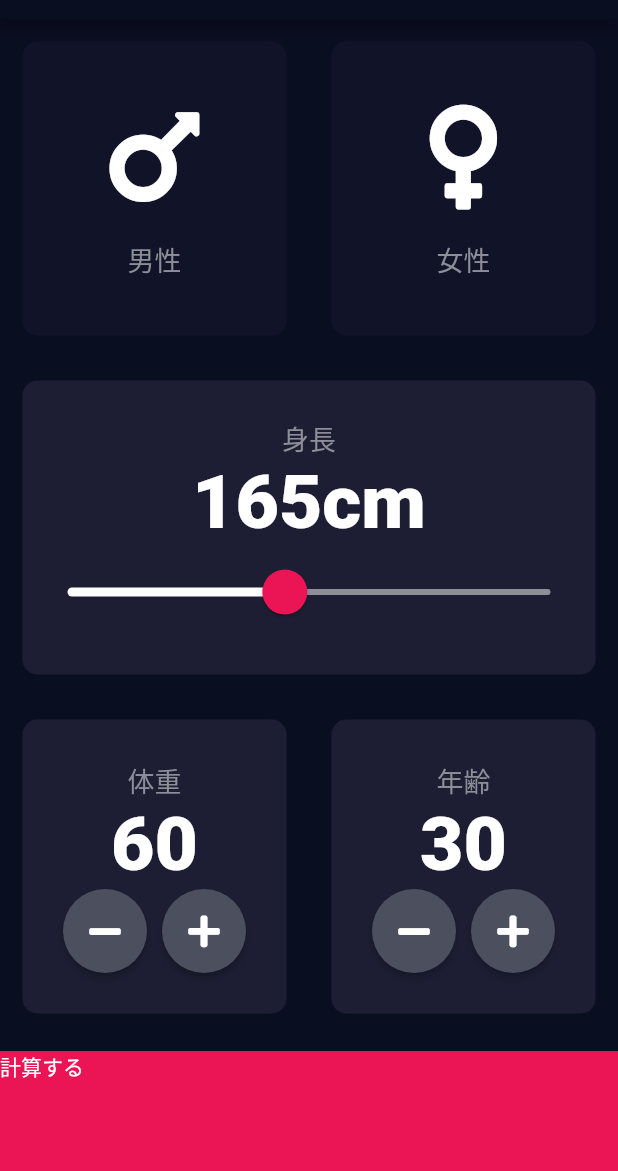
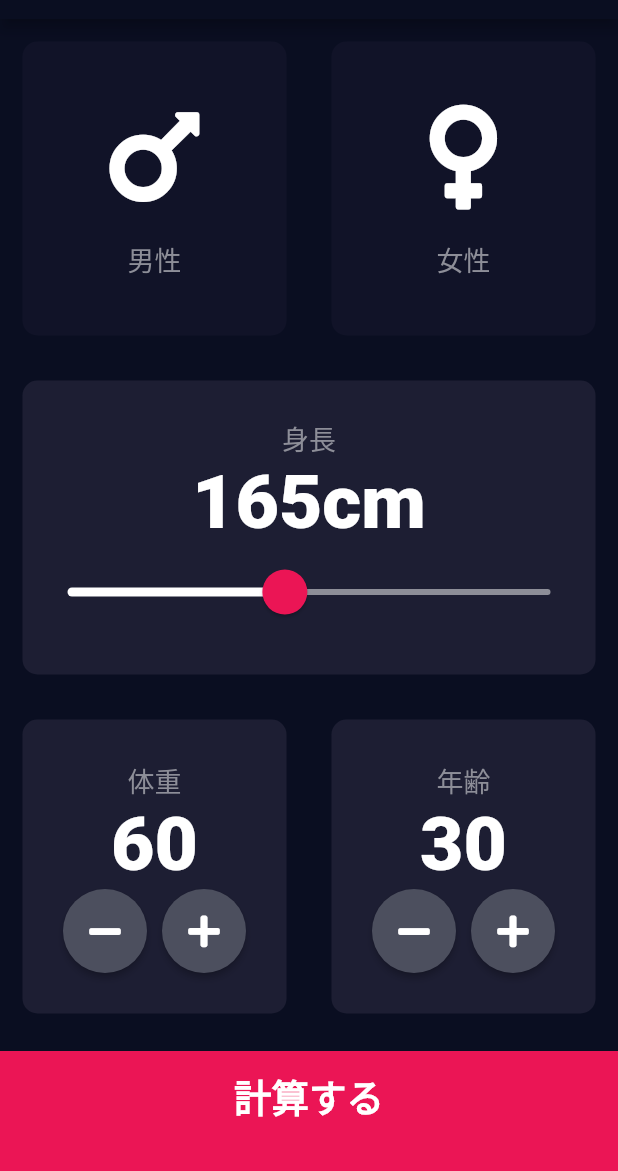
Before and after one commit to ryuji26/pfc_balance_app, a Flutter app: the screen it shows after launch, on a phone screen of 412 x 824 dp, the part 65-1236 px from its top. Run offline on Flutter 3.47's test engine with Material 2 defaults, Android fonts, the phone set to English and light mode, and no system bars; our stand-ins replace font_awesome_flutter.

Commit message:
finish BMI app

```diff
--- /dev/null
+++ b/lib/components/bottom_button.dart
@@ -0,0 +1,29 @@
+import 'package:flutter/material.dart';
+import '../constants.dart';
+
+class BottomButton extends StatelessWidget {
+  BottomButton({@required this.onTap, @required this.buttonTitle});
+
+  final Function onTap;
+  final String buttonTitle;
+
+  @override
+  Widget build(BuildContext context) {
+    return GestureDetector(
+      onTap: onTap,
+      child: Container(
+        child: Center(
+          child: Text(
+            buttonTitle,
+            style: kLargeButtonTextStyle,
+          ),
+        ),
+        color: kBottomContainerColour,
+        margin: EdgeInsets.only(top: 10.0),
+        padding: EdgeInsets.only(bottom: 20.0),
+        width: double.infinity,
+        height: kBottomContainerHeight,
+      ),
+    );
+  }
+}
--- a/lib/icon_content.dart
+++ b/lib/components/icon_content.dart
@@ -1,5 +1,5 @@
 import 'package:flutter/material.dart';
-import 'constants.dart';
+import '../constants.dart';
 
 const labelTextStyle = TextStyle(
   fontSize: 18.0,
--- /dev/null
+++ b/lib/components/rounds_icon_button.dart
@@ -0,0 +1,22 @@
+import 'package:flutter/material.dart';
+
+class RoundIconButton extends StatelessWidget {
+  RoundIconButton({@required this.icon, @required this.onPressed});
+
+  final IconData icon;
+  final Function onPressed;
+
+  @override
+  Widget build(BuildContext context) {
+    return RawMaterialButton(
+      child: Icon(icon),
+      onPressed: onPressed,
+      constraints: BoxConstraints.tightFor(
+        width: 56.0,
+        height: 56.0,
+      ),
+      shape: CircleBorder(),
+      fillColor: Color(0xFF4c4f5e),
+    );
+  }
+}
--- a/lib/main.dart
+++ b/lib/main.dart
@@ -1,5 +1,5 @@
 import 'package:flutter/material.dart';
-import 'input_page.dart';
+import 'screens/input_page.dart';
 
 void main() => runApp(PFCBalance());
 
--- a/lib/input_page.dart
+++ b/lib/screens/input_page.dart
@@ -1,12 +1,14 @@
 import 'dart:ui';
-
 import 'package:flutter/cupertino.dart';
 import 'package:flutter/material.dart';
 import 'package:font_awesome_flutter/font_awesome_flutter.dart';
-import 'package:pfc_balance_app/results_page.dart';
-import 'icon_content.dart';
-import 'reusable_card.dart';
-import 'constants.dart';
+import 'package:pfc_balance_app/components/reusable_card.dart';
+import 'package:pfc_balance_app/screens/results_page.dart';
+import '../components/icon_content.dart';
+import '../constants.dart';
+import '../components/bottom_button.dart';
+import '../components/rounds_icon_button.dart';
+import 'package:pfc_balance_app/calculator_brain.dart';
 
 enum Gender {
   male,
@@ -235,42 +237,24 @@ class _InputPageState extends State<InputPage> {
               ),
             ],
           )),
-          GestureDetector(
+          BottomButton(
+            buttonTitle: '計算する',
             onTap: () {
-              Navigator.push(context,
-                  MaterialPageRoute(builder: (context) => ResultsPage()));
+              CalculatorBrain calc =
+                  CalculatorBrain(height: height, weight: weight);
+
+              Navigator.push(
+                  context,
+                  MaterialPageRoute(
+                      builder: (context) => ResultsPage(
+                            bmiResult: calc.calculateBMI(),
+                            resultText: calc.getResult(),
+                            interpretation: calc.getInterpretation(),
+                          )));
             },
-            child: Container(
-              child: Text('計算する'),
-              color: kBottomContainerColour,
-              margin: EdgeInsets.only(top: 10.0),
-              width: double.infinity,
-              height: kBottomContainerHeight,
-            ),
           ),
         ],
       ),
     );
   }
 }
-
-class RoundIconButton extends StatelessWidget {
-  RoundIconButton({@required this.icon, @required this.onPressed});
-
-  final IconData icon;
-  final Function onPressed;
-
-  @override
-  Widget build(BuildContext context) {
-    return RawMaterialButton(
-      child: Icon(icon),
-      onPressed: onPressed,
-      constraints: BoxConstraints.tightFor(
-        width: 56.0,
-        height: 56.0,
-      ),
-      shape: CircleBorder(),
-      fillColor: Color(0xFF4c4f5e),
-    );
-  }
-}
```
Also changed, not shown: lib/calculator_brain.dart (added, +35 -0 lines), lib/constants.dart (+25 -0 lines), lib/results_page.dart (deleted, +0 -13 lines), lib/screens/results_page.dart (added, +66 -0 lines), lib/components/reusable_card.dart (renamed from lib/reusable_card.dart).
